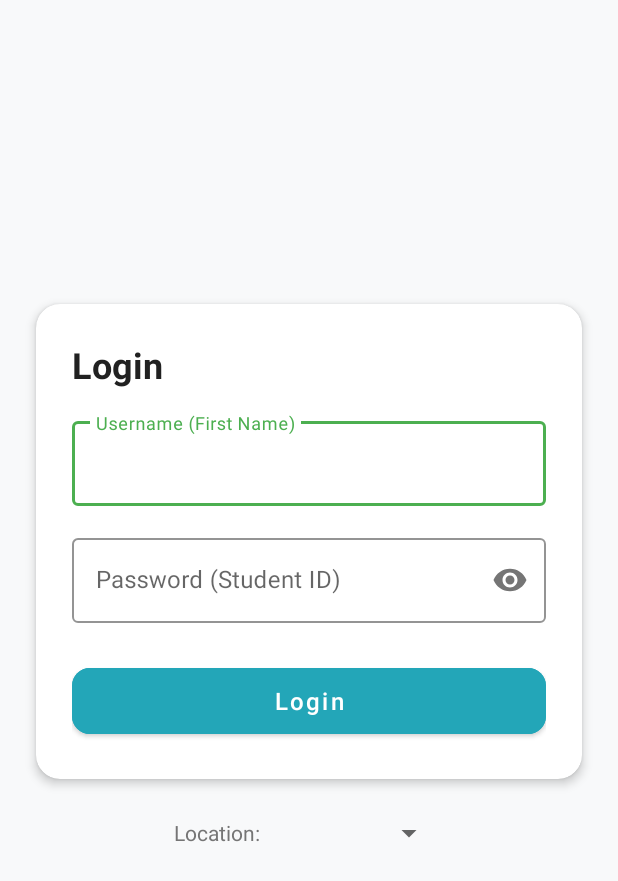
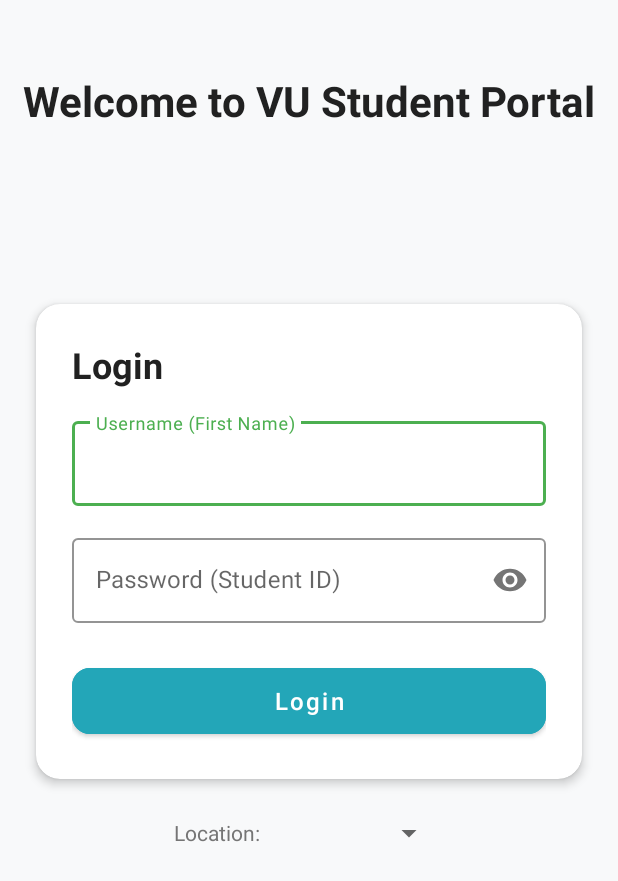
Before and after one commit to SulavDharel/FinalAssessmentSulav, an Android app: the layout activity_login.xml on its own in the app's theme, with its tools: preview values and no code run, on a phone screen of 412 x 824 dp. Shown: the top 881 px of the screen. Run offline under Robolectric (Android 15) with nearby library versions, the phone set to English and light mode, and no system bars.

Commit message:
Commit second

```diff
--- a/app/src/main/res/layout/activity_login.xml
+++ b/app/src/main/res/layout/activity_login.xml
@@ -6,6 +6,20 @@
     android:layout_height="match_parent"
     android:background="#F8F9FA"
     tools:context=".ui.login.LoginActivity">
+
+    <!-- 🌟 Welcome Message -->
+    <TextView
+        android:id="@+id/welcomeMessage"
+        android:layout_width="wrap_content"
+        android:layout_height="wrap_content"
+        android:text="Welcome to VU Student Portal"
+        android:textSize="28sp"
+        android:textColor="#212121"
+        android:textStyle="bold"
+        android:layout_marginTop="48dp"
+        app:layout_constraintTop_toTopOf="parent"
+        app:layout_constraintStart_toStartOf="parent"
+        app:layout_constraintEnd_toEndOf="parent" />
 
     <!-- Login Form Card -->
     <androidx.cardview.widget.CardView
```
Also changed, not shown: 1 other file.
